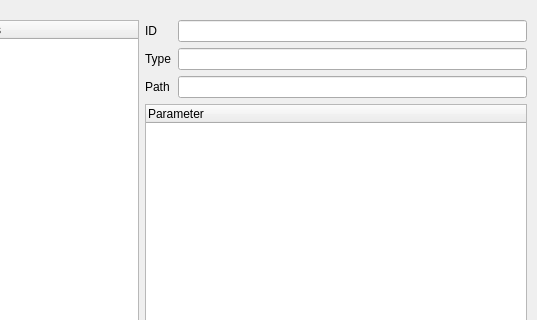
Above: ui/gui/manager.ui from TUB-Control/PaPI before the change; both pictures show x 254 to 791 and y 0 to 320 of the 791 by 943 pixel window. Below: the same form after it.
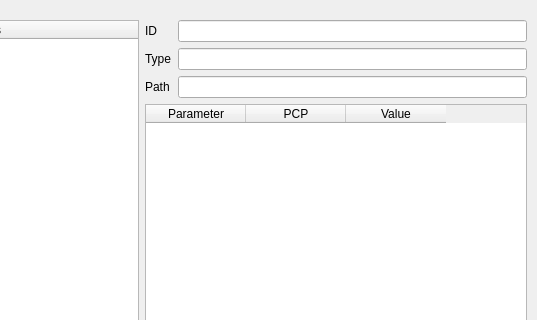
That is the form after the change.

Commit message: added gui support for setting parameter

What changed in the file:
```diff
--- a/ui/gui/manager.ui
+++ b/ui/gui/manager.ui
@@ -131,10 +131,29 @@
         </layout>
        </item>
        <item>
-        <widget class="QTreeWidget" name="treeParameter">
+        <widget class="QTableWidget" name="tableParameter">
+         <property name="rowCount">
+          <number>0</number>
+         </property>
+         <property name="columnCount">
+          <number>3</number>
+         </property>
+         <attribute name="horizontalHeaderDefaultSectionSize">
+          <number>100</number>
+         </attribute>
          <column>
           <property name="text">
-           <string notr="true">Parameter</string>
+           <string>Parameter</string>
+          </property>
+         </column>
+         <column>
+          <property name="text">
+           <string>PCP</string>
+          </property>
+         </column>
+         <column>
+          <property name="text">
+           <string>Value</string>
           </property>
          </column>
         </widget>
```
The commit also changes 6 other files.
